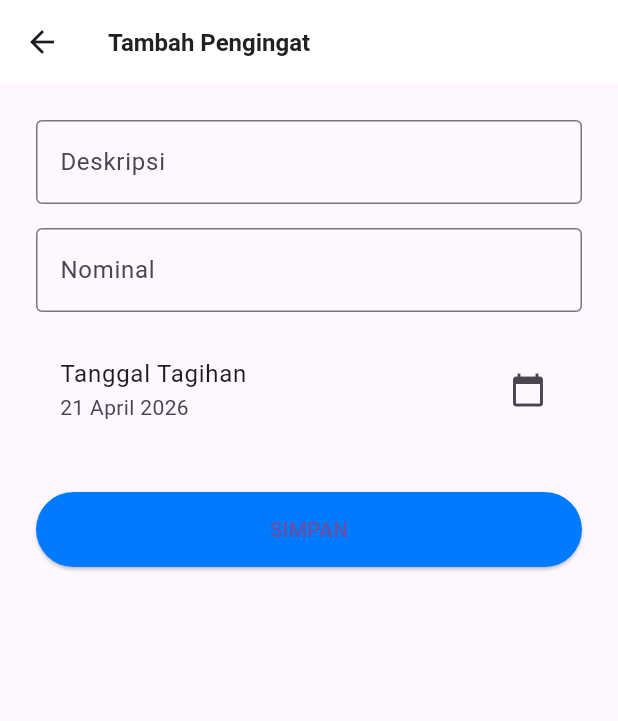
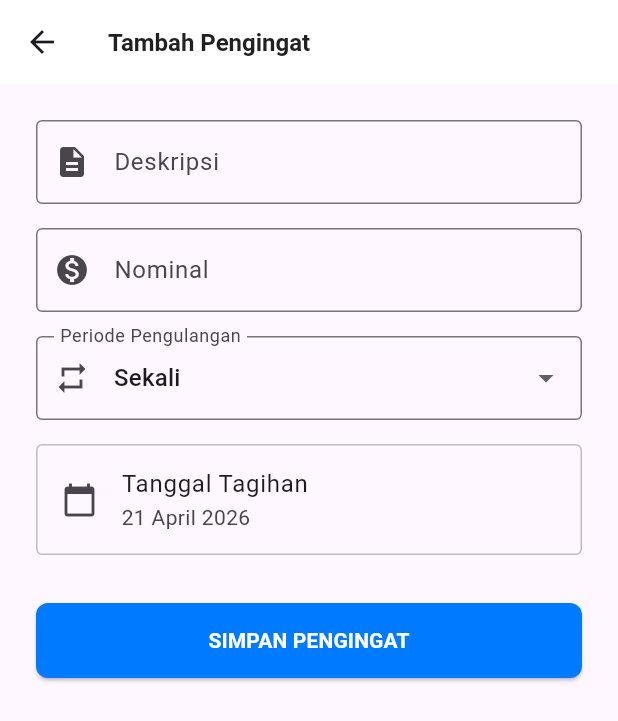
Before and after one commit to YunanYuga06/daily_cashapp, a Flutter app: the TambahReminderPage screen opened directly, on a phone screen of 412 x 824 dp. Shown: the top 721 px of the screen. Run offline on Flutter 3.47's test engine with Material 3 defaults, Android fonts, the phone set to English and light mode, and no system bars; our stand-ins replace fl_chart, google_nav_bar, image_picker, shared_preferences; accounts and stored records are empty; network calls fail.

Commit message:
Fix reminder

```diff
--- a/FrontEnd/lib/models/budget.dart
+++ b/FrontEnd/lib/models/budget.dart
@@ -12,8 +12,14 @@ class Category {
   final String name;
   final String type;
 
-  factory Category.fromJson(Map<String, dynamic> json) =>
-      Category(id: json["id"], name: json["name"], type: json["type"]);
+  factory Category.fromJson(Map<String, dynamic> json) {
+    return Category(
+      // Gunakan .toString() dan tryParse pada ID
+      id: json["id"] != null ? int.tryParse(json["id"].toString()) ?? 0 : 0,
+      name: json["name"]?.toString() ?? '',
+      type: json["type"]?.toString() ?? '',
+    );
+  }
 }
 
 class BudgetModel {
--- a/FrontEnd/lib/pages/aset_page.dart
+++ b/FrontEnd/lib/pages/aset_page.dart
@@ -205,9 +205,10 @@ class _HalamanAsetState extends State<HalamanAset> {
       background: Container(
         alignment: Alignment.centerRight,
         padding: const EdgeInsets.only(right: 20),
-        color: Colors.red,
+
         decoration: BoxDecoration(
           borderRadius: BorderRadius.circular(8),
+          color: Colors.red,
         ),
         child: const Icon(Icons.delete, color: Colors.white),
       ),
--- a/FrontEnd/lib/pages/halaman_crud/tambah_reminder.dart
+++ b/FrontEnd/lib/pages/halaman_crud/tambah_reminder.dart
@@ -3,10 +3,10 @@ import 'package:intl/intl.dart';
 import 'package:shared_preferences/shared_preferences.dart';
 import 'package:daily_cashapp/config/app_theme.dart';
 import 'package:daily_cashapp/service/api.service.dart';
-import 'package:daily_cashapp/models/reminder_model.dart'; // Pastikan model ini ada
+import 'package:daily_cashapp/models/reminder_model.dart';
 
 class TambahReminderPage extends StatefulWidget {
-  final ReminderModel? existingReminder; // Untuk mode Edit
+  final ReminderModel? existingReminder;
 
   const TambahReminderPage({super.key, this.existingReminder});
 
@@ -25,6 +25,15 @@ class _TambahReminderPageState extends State<TambahReminderPage> {
 
   bool get _isEditMode => widget.existingReminder != null;
 
+  // Daftar opsi periode yang bisa dipilih
+  final List<String> _periodOptions = [
+    'Sekali',
+    'Harian',
+    'Mingguan',
+    'Bulanan',
+    'Tahunan'
+  ];
+
   @override
   void initState() {
     super.initState();
@@ -32,8 +41,21 @@ class _TambahReminderPageState extends State<TambahReminderPage> {
       _descController.text = widget.existingReminder!.description;
       _amountController.text = widget.existingReminder!.amount.toString();
       _selectedDate = widget.existingReminder!.date;
-      _selectedPeriod = widget.existingReminder!.period;
+
+      // Pastikan periode lama ada di dalam daftar opsi kita
+      if (_periodOptions.contains(widget.existingReminder!.period)) {
+        _selectedPeriod = widget.existingReminder!.period;
+      } else {
+        _selectedPeriod = 'Sekali';
+      }
     }
+  }
+
+  @override
+  void dispose() {
+    _descController.dispose();
+    _amountController.dispose();
+    super.dispose();
   }
 
   Future<void> _saveReminder() async {
@@ -47,22 +69,20 @@ class _TambahReminderPageState extends State<TambahReminderPage> {
       if (token == null) throw Exception('Token tidak ditemukan');
 
       if (_isEditMode) {
-        // Panggil fungsi Update dengan Named Parameters
         await ApiService.updateReminder(
           token: token,
           id: widget.existingReminder!.id,
           description: _descController.text,
           amount: int.parse(_amountController.text),
-          period: _selectedPeriod,
+          period: _selectedPeriod, // Mengirimkan periode yang dipilih
           date: _selectedDate,
         );
       } else {
-        // Panggil fungsi Create dengan Named Parameters
         await ApiService.createReminder(
           token: token,
           description: _descController.text,
           amount: int.parse(_amountController.text),
-          period: _selectedPeriod,
+          period: _selectedPeriod, // Mengirimkan periode yang dipilih
           date: _selectedDate,
         );
       }
@@ -95,31 +115,77 @@ class _TambahReminderPageState extends State<TambahReminderPage> {
             children: [
               TextFormField(
                 controller: _descController,
-                decoration: const InputDecoration(labelText: 'Deskripsi', border: OutlineInputBorder()),
+                decoration: const InputDecoration(
+                  labelText: 'Deskripsi',
+                  hintText: 'Cth: Tagihan Listrik, Cicilan Motor',
+                  border: OutlineInputBorder(),
+                  prefixIcon: Icon(Icons.description),
+                ),
                 validator: (v) => v!.isEmpty ? 'Wajib diisi' : null,
               ),
               const SizedBox(height: 16),
               TextFormField(
                 controller: _amountController,
-                keyboardType: TextInputType.number, // Menggunakan keyboard native
-                decoration: const InputDecoration(labelText: 'Nominal', prefixText: 'Rp ', border: OutlineInputBorder()),
+                keyboardType: TextInputType.number,
+                decoration: const InputDecoration(
+                  labelText: 'Nominal',
+                  prefixText: 'Rp ',
+                  border: OutlineInputBorder(),
+                  prefixIcon: Icon(Icons.monetization_on),
+                ),
                 validator: (v) => v!.isEmpty ? 'Wajib diisi' : null,
               ),
               const SizedBox(height: 16),
-              ListTile(
-                title: const Text("Tanggal Tagihan"),
-                subtitle: Text(DateFormat('dd MMMM yyyy').format(_selectedDate)),
-                trailing: const Icon(Icons.calendar_today),
-                onTap: () async {
-                  final picked = await showDatePicker(context: context, initialDate: _selectedDate, firstDate: DateTime.now(), lastDate: DateTime(2030));
-                  if (picked != null) setState(() => _selectedDate = picked);
+
+              // --- FITUR DROPDOWN PERIODE DITAMBAHKAN DI SINI ---
+              DropdownButtonFormField<String>(
+                value: _selectedPeriod,
+                decoration: const InputDecoration(
+                  labelText: 'Periode Pengulangan',
+                  border: OutlineInputBorder(),
+                  prefixIcon: Icon(Icons.repeat),
+                ),
+                items: _periodOptions.map((period) {
+                  return DropdownMenuItem(value: period, child: Text(period));
+                }).toList(),
+                onChanged: (val) {
+                  if (val != null) setState(() => _selectedPeriod = val);
                 },
               ),
+              const SizedBox(height: 16),
+
+              Container(
+                decoration: BoxDecoration(
+                  border: Border.all(color: Colors.grey.shade400),
+                  borderRadius: BorderRadius.circular(4),
+                ),
+                child: ListTile(
+                  title: const Text("Tanggal Tagihan"),
+                  subtitle: Text(DateFormat('dd MMMM yyyy', 'id_ID').format(_selectedDate)),
+                  leading: const Icon(Icons.calendar_today),
+                  onTap: () async {
+                    final picked = await showDatePicker(
+                      context: context,
+                      initialDate: _selectedDate,
+                      firstDate: DateTime.now(),
+                      lastDate: DateTime(2030)
+                    );
+                    if (picked != null) setState(() => _selectedDate = picked);
+                  },
+                ),
+              ),
               const SizedBox(height: 32),
+
               ElevatedButton(
                 onPressed: _isSaving ? null : _saveReminder,
-                style: ElevatedButton.styleFrom(backgroundColor: AppTheme.primaryBlue, minimumSize: const Size(double.infinity, 50)),
-                child: _isSaving ? const CircularProgressIndicator(color: Colors.white) : Text(_isEditMode ? 'UPDATE' : 'SIMPAN'),
+                style: ElevatedButton.styleFrom(
+                  backgroundColor: AppTheme.primaryBlue,
+                  minimumSize: const Size(double.infinity, 50),
+                  shape: RoundedRectangleBorder(borderRadius: BorderRadius.circular(8)),
+                ),
+                child: _isSaving
+                  ? const SizedBox(width: 20, height: 20, child: CircularProgressIndicator(color: Colors.white, strokeWidth: 2))
+                  : Text(_isEditMode ? 'UPDATE PENGINGAT' : 'SIMPAN PENGINGAT', style: const TextStyle(color: Colors.white, fontWeight: FontWeight.bold)),
               )
             ],
           ),
--- a/FrontEnd/lib/pages/transaksi_page.dart
+++ b/FrontEnd/lib/pages/transaksi_page.dart
@@ -89,8 +89,6 @@ class _TransaksiPageState extends State<TransaksiPage>
       body: TabBarView(
         controller: _tabController,
         children: [
-          // MENGGANTI PLACEHOLDER DENGAN WIDGET YANG SEBENARNYA
-          // DAN MEMBERIKAN PARAMETER currentMonth
           HarianTab(key: _harianTabKey, currentMonth: _currentMonth),
           BulananTab(key: _bulananTabKey, currentMonth: _currentMonth), // Asumsi BulananTab juga butuh
           BudgetTab(key: _budgetTabKey, currentMonth: _currentMonth),
```
Also changed, not shown: FrontEnd/lib/models/transaksi_model.dart (+48 -18 lines), FrontEnd/lib/pages/halaman_crud/edit_profile.dart (+9 -1 lines), FrontEnd/lib/pages/halaman_crud/tambah_transaksi.dart (+162 -41 lines), 4 other files.
